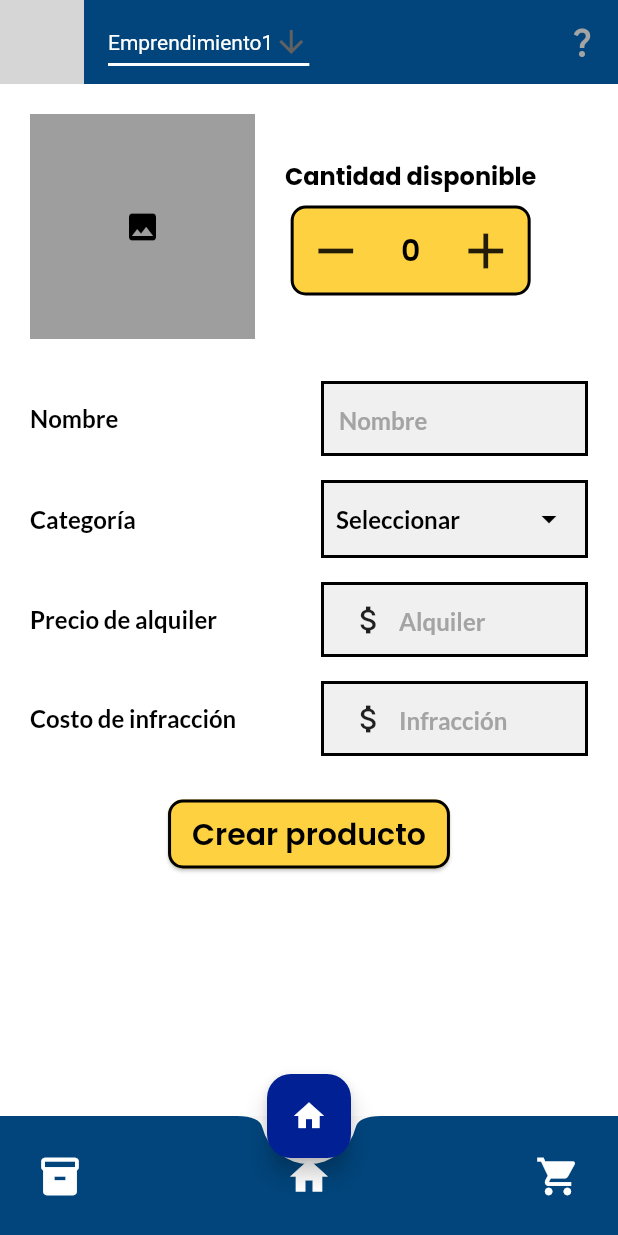
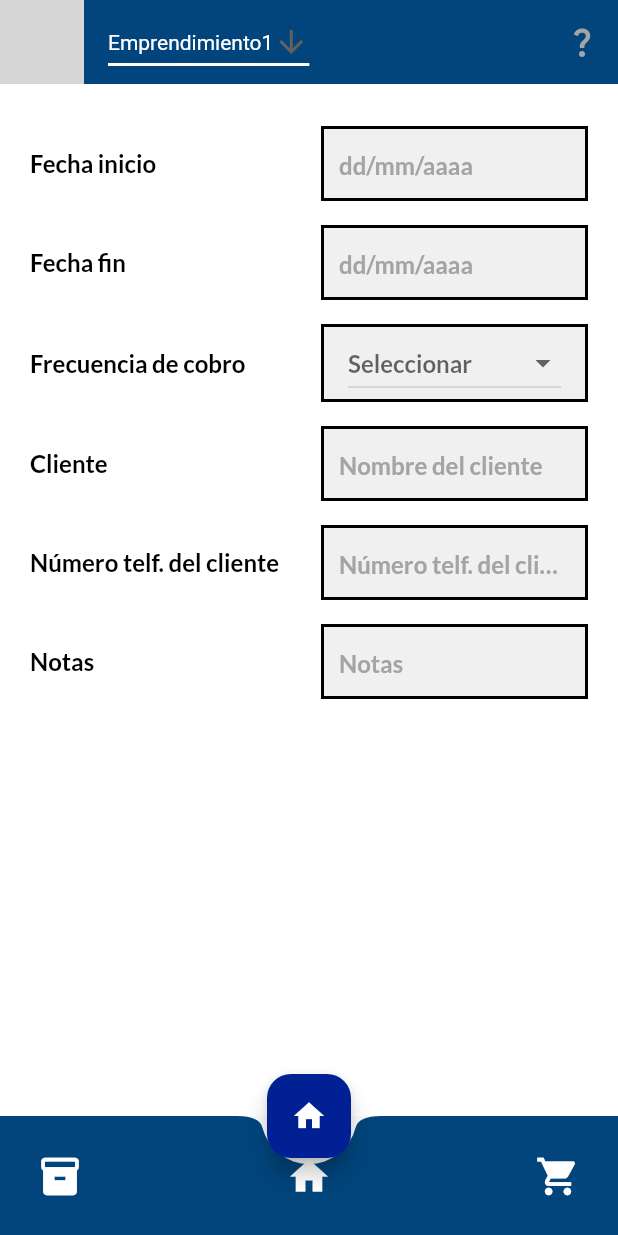
Before and after one commit to caloja1014/renters_io_taws, a Flutter app: the Transaction screen opened by its route, after a tap on "Continuar", on a phone screen of 412 x 824 dp. Run offline on Flutter 3.47's test engine with Material 2 defaults, Android fonts, the phone set to English and light mode, and no system bars; our stand-ins replace flutter_svg, get, image_picker; network calls fail; grey boxes are pictures that could not be loaded.

Commit message:
update combobox, working on transactions screens

```diff
--- a/lib/components/combo_box.dart
+++ b/lib/components/combo_box.dart
@@ -1,39 +1,21 @@
 import 'package:flutter/material.dart';
 
-import 'package:renters_io_taws/models/category_enum.dart';
-import 'package:renters_io_taws/models/frequency_enum.dart';
+class CustomComboBox<T extends dynamic> extends StatefulWidget {
+  final String labelText;
+  final List<T> options;
 
-class CustomComboBox extends StatefulWidget {
-  final String labelText;
-  final bool isFrequency;
-
-  const CustomComboBox(
-      {super.key, required this.labelText, this.isFrequency = false});
+  const CustomComboBox({
+    Key? key,
+    required this.labelText,
+    required this.options,
+  }) : super(key: key);
 
   @override
-  _CustomComboBoxState createState() => _CustomComboBoxState();
+  _CustomComboBoxState<T> createState() => _CustomComboBoxState<T>();
 }
 
-class _CustomComboBoxState extends State<CustomComboBox> {
-  Category? _selectedOption;
-  Frequency? _selectedOption1;
-
-  List<Category> options = Category.values.toList();
-  List<Frequency> options1 = Frequency.values.toList();
-
-  List<String> optionsString = [
-    'Plástico',
-    'Electricidad',
-    'Tornillos',
-    'Metal',
-    'Madera',
-    'Aereosol',
-    'Pintura',
-    'Tubos',
-    'Herramientas'
-  ];
-
-  List<String> optionsString1 = ['Diario', 'Mensual', 'Anual'];
+class _CustomComboBoxState<T extends dynamic> extends State<CustomComboBox<T>> {
+  T? _selectedOption;
 
   @override
   Widget build(BuildContext context) {
@@ -45,108 +27,25 @@ class _CustomComboBoxState extends State<CustomComboBox> {
         ),
         color: Theme.of(context).colorScheme.surface,
       ),
-      child: Row(
-        children: [
-          Expanded(
-            child: Padding(
-              padding: const EdgeInsets.symmetric(horizontal: 8.0),
-              child: Text(
-                _selectedOption != null
-                    ? widget.isFrequency
-                        ? optionsString1[options1.indexOf(_selectedOption1!)]
-                        : optionsString[options.indexOf(_selectedOption!)]
-                    : widget.labelText,
-                style: Theme.of(context).textTheme.titleMedium,
-              ),
-            ),
-          ),
-          VerticalDivider(
-            width: 2.0,
-            color: Theme.of(context).colorScheme.outline,
-          ),
-          IconButton(
-            icon: Icon(
-              Icons.arrow_drop_down,
-              color: Theme.of(context).colorScheme.outline,
-            ),
-            onPressed: () {
-              widget.isFrequency
-                  ? _showOptions1(context)
-                  : _showOptions(context);
-            },
-          ),
-        ],
+      child: Padding(
+        padding: const EdgeInsets.symmetric(horizontal: 16.0),
+        child: DropdownButton<T>(
+          isExpanded: true,
+          value: _selectedOption,
+          hint: Text(widget.labelText),
+          onChanged: (T? newValue) {
+            setState(() {
+              _selectedOption = newValue;
+            });
+          },
+          items: widget.options.map<DropdownMenuItem<T>>((T value) {
+            return DropdownMenuItem<T>(
+              value: value,
+              child: Text(value.toString().split('.').last),
+            );
+          }).toList(),
+        ),
       ),
     );
   }
-
-  void _showOptions(BuildContext context) async {
-    final selectedOption = await showDialog<Category>(
-      context: context,
-      builder: (BuildContext context) {
-        return SimpleDialog(
-            title: Text(
-              'Selecciona una opción',
-              style: Theme.of(context).textTheme.titleMedium,
-            ),
-            children: options.map((Category option) {
-              return SimpleDialogOption(
-                onPressed: () {
-                  Navigator.pop(context, option);
-                },
-                child: Text(
-                  optionsString[options.indexOf(option)],
-                  style: TextStyle(
-                    color: Theme.of(context).colorScheme.onBackground,
-                    fontSize: 16.0,
-                    fontWeight: FontWeight.w400,
-                    fontFamily: 'Lato',
-                  ),
-                ),
-              );
-            }).toList());
-      },
-    );
-
-    if (selectedOption != null) {
-      setState(() {
-        _selectedOption = selectedOption;
-      });
-    }
-  }
-
-  void _showOptions1(BuildContext context) async {
-    final selectedOption1 = await showDialog<Frequency>(
-      context: context,
-      builder: (BuildContext context) {
-        return SimpleDialog(
-            title: Text(
-              'Selecciona una opción',
-              style: Theme.of(context).textTheme.titleMedium,
-            ),
-            children: options1.map((Frequency option) {
-              return SimpleDialogOption(
-                onPressed: () {
-                  Navigator.pop(context, option);
-                },
-                child: Text(
-                  optionsString1[options1.indexOf(option)],
-                  style: TextStyle(
-                    color: Theme.of(context).colorScheme.onBackground,
-                    fontSize: 16.0,
-                    fontWeight: FontWeight.w400,
-                    fontFamily: 'Lato',
-                  ),
-                ),
-              );
-            }).toList());
-      },
-    );
-
-    if (selectedOption1 != null) {
-      setState(() {
-        _selectedOption1 = selectedOption1;
-      });
-    }
-  }
 }
--- /dev/null
+++ b/lib/layout/add_products_layout.dart
@@ -0,0 +1,24 @@
+import 'package:flutter/material.dart';
+
+class AddProductsLayout extends StatelessWidget {
+  const AddProductsLayout({
+    super.key,
+    required this.products,
+  });
+
+  final List<Widget> products;
+
+  @override
+  Widget build(BuildContext context) {
+    final screenWidth = MediaQuery.of(context).size.width;
+    final columnCount = (screenWidth / 150).floor();
+
+    return Container(
+      height: 300.0,
+      child: GridView.count(
+        crossAxisCount: columnCount,
+        children: products,
+      ),
+    );
+  }
+}
--- a/lib/pages/add_product/add_product.dart
+++ b/lib/pages/add_product/add_product.dart
@@ -9,7 +9,8 @@ import 'package:renters_io_taws/components/new_product_amount.dart'
     as new_product_amount;
 import 'package:renters_io_taws/components/field.dart' as field;
 import 'package:renters_io_taws/components/input.dart' as input;
-import 'package:renters_io_taws/components/combo_box.dart' as combo_box;
+import 'package:renters_io_taws/components/combo_box.dart';
+import 'package:renters_io_taws/models/category_enum.dart';
 import 'package:renters_io_taws/pages/add_product/add_product_controller.dart';
 
 class AddProduct extends GetView<AddProductController> {
@@ -33,7 +34,7 @@ class Content extends StatelessWidget {
 
   List<Widget> get childrenRight => [
         const input.CustomInput(placeholder: 'Nombre'),
-        const combo_box.CustomComboBox(labelText: 'Seleccionar'),
+        const CustomComboBox<Category>(labelText: 'Seleccionar', options: Category.values,),
         const input.CustomInput(placeholder: 'Alquiler', isPrice: true),
         const input.CustomInput(placeholder: 'Infracción', isPrice: true),
       ];
--- a/lib/pages/add_transaction/add_transaction.dart
+++ b/lib/pages/add_transaction/add_transaction.dart
@@ -37,8 +37,8 @@ class Content extends StatelessWidget {
   List<Widget> get childrenRight => [
         const input.CustomInput(placeholder: 'Fecha de inicio'),
         const input.CustomInput(placeholder: 'Fecha de finalización'),
-        const combo_box.CustomComboBox(
-            labelText: 'Seleccionar', isFrequency: true),
+        // const combo_box.CustomComboBox(
+        //     labelText: 'Seleccionar', isFrequency: true),
         const input.CustomInput(placeholder: 'Nombre del cliente'),
         const input.CustomInput(placeholder: 'Número de teléfono'),
         const input.CustomInput(placeholder: 'Notas'),
--- a/lib/pages/home/home.dart
+++ b/lib/pages/home/home.dart
@@ -47,6 +47,12 @@ class Content extends StatelessWidget {
               Get.toNamed(Routes.TRANSACTION);
             },
             child: Text('Nueva Transacción'),
+          ),
+          ElevatedButton(
+            onPressed: () {
+              Get.toNamed(Routes.STOCK);
+            },
+            child: Text('Inventario'),
           )
         ],
       ),
--- a/lib/pages/stock/stock.dart
+++ b/lib/pages/stock/stock.dart
@@ -12,6 +12,7 @@ import 'package:renters_io_taws/models/product_model.dart';
 import 'package:renters_io_taws/models/stock_model.dart';
 import 'package:renters_io_taws/models/category_enum.dart';
 import 'package:renters_io_taws/pages/stock/stock_controller.dart';
+import 'package:renters_io_taws/routes/app_pages.dart';
 
 class Stock extends GetView<StockController> {
   const Stock({super.key});
@@ -75,7 +76,7 @@ class Content extends StatelessWidget {
           button.Button(
             text: 'Agregar producto',
             onPressed: () {
-              Navigator.pushNamed(context, '/add-product');
+              Get.toNamed(Routes.ADD_PRODUCT);
             },
           ),
           const SizedBox(height: 20.0)
--- a/lib/pages/transaction/transaction.dart
+++ b/lib/pages/transaction/transaction.dart
@@ -1,4 +1,6 @@
 import 'package:flutter/material.dart';
+import 'package:get/get.dart';
+import 'package:renters_io_taws/layout/add_products_layout.dart';
 import 'package:renters_io_taws/layout/layout_scaffold.dart';
 
 import 'package:renters_io_taws/components/search_bar.dart' as search_bar;
@@ -10,8 +12,10 @@ import 'package:renters_io_taws/components/filter_button.dart' as filter_button;
 import 'package:renters_io_taws/models/product_model.dart';
 import 'package:renters_io_taws/models/stock_model.dart';
 import 'package:renters_io_taws/models/category_enum.dart';
+import 'package:renters_io_taws/pages/transaction/transaction_controller.dart';
+import 'package:renters_io_taws/routes/app_pages.dart';
 
-class Transaction extends StatelessWidget {
+class Transaction extends GetView<TransactionController> {
   const Transaction({super.key});
 
   @override
@@ -57,25 +61,19 @@ class Content extends StatelessWidget {
             ],
           ),
           const SizedBox(height: 20.0),
-          Expanded(
-            child: ListView(
-              children: stock
-                  .map((stock) => product.Product(
-                        id: stock.product.id,
-                        name: stock.product.name,
-                        category: stock.product.category,
-                        price: stock.product.price,
-                        availableAmount: -1,
-                        imageRoute: stock.product.imageRoute,
-                      ))
-                  .toList(),
-            ),
-          ),
+          AddProductsLayout(products: [ // dummy data
+            Container(color: Colors.red),
+            Container(color: Colors.green),
+            Container(color: Colors.blue),
+            Container(color: Colors.yellow),
+            Container(color: Colors.orange),
+            Container(color: Colors.purple),
+          ]),
           const SizedBox(height: 20.0),
           button.Button(
             text: 'Continuar',
             onPressed: () {
-              Navigator.pushNamed(context, '/add-transaction');
+              Get.toNamed(Routes.TRANSACTION_CONFIRMATION);
             },
           ),
           const SizedBox(height: 20.0)
--- /dev/null
+++ b/lib/pages/transaction_confirmation/transaction_confirmation.dart
@@ -0,0 +1,56 @@
+import 'package:flutter/material.dart';
+import 'package:get/get.dart';
+import 'package:renters_io_taws/components/combo_box.dart';
+import 'package:renters_io_taws/components/field.dart';
+import 'package:renters_io_taws/components/input.dart';
+import 'package:renters_io_taws/layout/input_grid.dart';
+import 'package:renters_io_taws/layout/layout_scaffold.dart';
+import 'package:renters_io_taws/models/charge_frequency_enum.dart';
+import 'package:renters_io_taws/pages/transaction/transaction_controller.dart';
+
+class TransactionConfirmation extends GetView<TransactionController> {
+  const TransactionConfirmation({super.key});
+
+  @override
+  Widget build(BuildContext context) {
+    return LayoutScaffold(body: Content());
+  }
+}
+
+class Content extends StatelessWidget {
+  List<Widget> get childrenLeft => [
+    const TitleWidget(title: 'Fecha inicio'),
+    const TitleWidget(title: 'Fecha fin'),
+    const TitleWidget(title: 'Frecuencia de cobro'),
+    const TitleWidget(title: 'Cliente'),
+    const TitleWidget(title: 'Número telf. del cliente'),
+    const TitleWidget(title: 'Notas'),
+  ];
+
+  List<Widget> get childrenRight => [
+    const CustomInput(placeholder: 'dd/mm/aaaa'),
+    const CustomInput(placeholder: 'dd/mm/aaaa'),
+    const CustomComboBox<ChargeFrequency>(labelText: 'Seleccionar', options: ChargeFrequency.values,),
+    const CustomInput(placeholder: 'Nombre del cliente'),
+    const CustomInput(placeholder: 'Número telf. del cliente'),
+    const CustomInput(placeholder: 'Notas'),
+  ];
+
+  @override
+  Widget build(BuildContext context) {
+    return Container(
+      padding: const EdgeInsets.all(20.0),
+      decoration: BoxDecoration(
+        color: Theme.of(context).colorScheme.background,
+      ),
+      child: Column(
+        children: [
+          InputGrid(
+            childrenLeft: childrenLeft,
+            childrenRight: childrenRight
+          )
+        ],
+      ),
+    );
+  }
+}
--- /dev/null
+++ b/lib/pages/transaction_confirmation/transaction_confirmation_binding.dart
@@ -0,0 +1,9 @@
+import 'package:get/get.dart';
+import 'package:renters_io_taws/pages/transaction_confirmation/transaction_confirmation_controller.dart';
+
+class TransactionConfirmationBinding extends Bindings {
+  @override
+  void dependencies() {
+    Get.lazyPut<TransactionConfirmationController>(() => TransactionConfirmationController(),);
+  }
+}
--- /dev/null
+++ b/lib/pages/transaction_confirmation/transaction_confirmation_controller.dart
@@ -0,0 +1,5 @@
+import 'package:get/get.dart';
+
+class TransactionConfirmationController extends GetxController {
+
+}
--- a/lib/routes/app_pages.dart
+++ b/lib/routes/app_pages.dart
@@ -10,6 +10,9 @@ import 'package:renters_io_taws/pages/stock/stock.dart';
 import 'package:renters_io_taws/pages/stock/stock_binding.dart';
 import 'package:renters_io_taws/pages/transaction/transaction.dart';
 import 'package:renters_io_taws/pages/transaction/transaction_binding.dart';
+import 'package:renters_io_taws/pages/transaction_confirmation/transaction_confirmation.dart';
+import 'package:renters_io_taws/pages/transaction_confirmation/transaction_confirmation_binding.dart';
+
 part 'app_routes.dart';
 
 class AppPages {
@@ -39,10 +42,15 @@ class AppPages {
       page: () => Transaction(),
       binding: TransactionBinding(),
     ),
+    // GetPage(
+    //   name: _Paths.ADD_TRANSACTION,
+    //   page: () => AddProduct(),
+    //   binding: AddTransactionBinding(),
+    // ),
     GetPage(
-      name: _Paths.ADD_TRANSACTION,
-      page: () => AddProduct(),
-      binding: AddTransactionBinding(),
+      name: _Paths.TRANSACTION_CONFIRMATION,
+      page: () => TransactionConfirmation(),
+      binding: TransactionConfirmationBinding(),
     ),
   ];
 }
--- a/lib/routes/app_routes.dart
+++ b/lib/routes/app_routes.dart
@@ -9,7 +9,8 @@ abstract class Routes {
   static const STOCK = _Paths.STOCK;
   static const ADD_PRODUCT = _Paths.ADD_PRODUCT;
   static const TRANSACTION = _Paths.TRANSACTION;
-  static const ADD_TRANSACTION = _Paths.ADD_TRANSACTION;
+  // static const ADD_TRANSACTION = _Paths.ADD_TRANSACTION;
+  static const TRANSACTION_CONFIRMATION = _Paths.TRANSACTION_CONFIRMATION;
 }
 
 abstract class _Paths {
@@ -17,5 +18,6 @@ abstract class _Paths {
   static const STOCK = '/stock';
   static const ADD_PRODUCT = '/add-product';
   static const TRANSACTION = '/transaction';
-  static const ADD_TRANSACTION = '/add-transaction';
+  // static const ADD_TRANSACTION = '/add-transaction';
+  static const TRANSACTION_CONFIRMATION = '/transaction-confirmation';
 }
```
